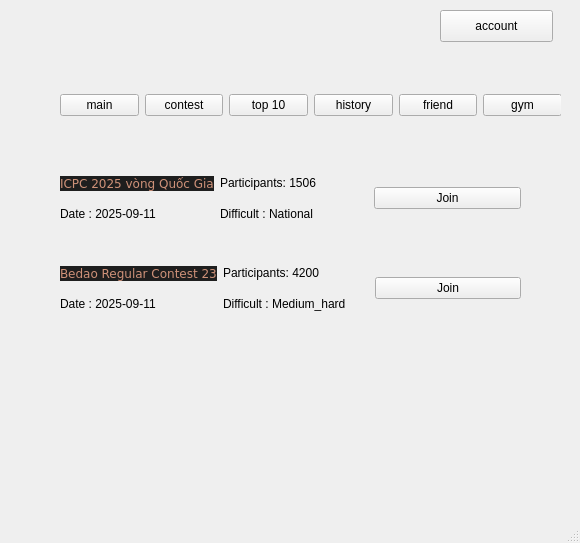
The window that contest.ui (trantienkhoa13/pti_final) describes before a commit, drawn with Qt 5.
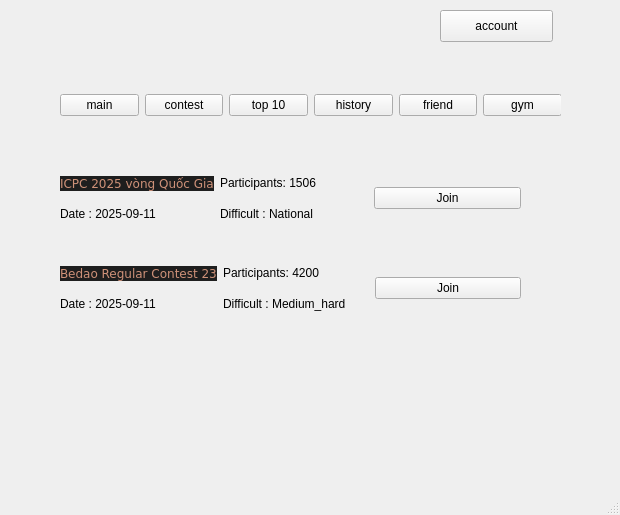
The same window after the commit. Icons and pictures are not drawn.

Patch:
```diff
--- a/contest.ui
+++ b/contest.ui
@@ -6,8 +6,8 @@
    <rect>
     <x>0</x>
     <y>0</y>
-    <width>580</width>
-    <height>543</height>
+    <width>620</width>
+    <height>515</height>
    </rect>
   </property>
   <property name="windowTitle">
```
Left out of the diff: 2 changed lines with no effect on the pictures.
